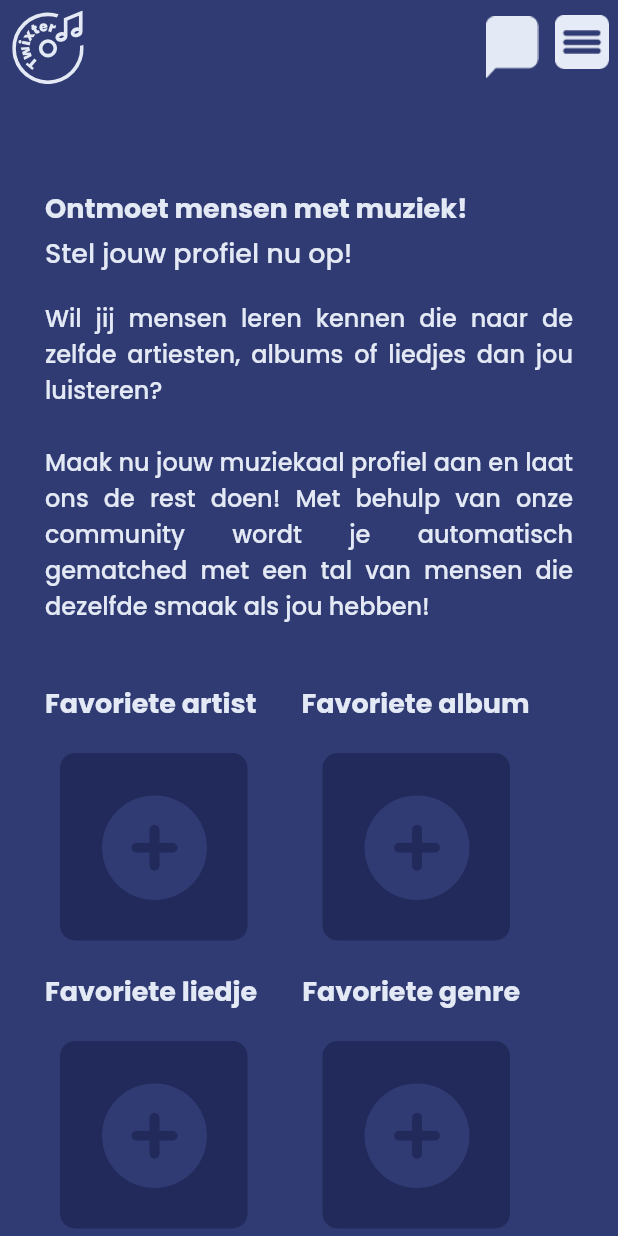
After one commit to MBSCM/twixter, a Flutter app: the SetProfilePage screen opened directly, on a phone screen of 412 x 824 dp. The commit adds this screen. Run offline on Flutter 3.47's test engine with Material 2 defaults, Android fonts, the phone set to English and light mode, and no system bars; our stand-ins replace email_validator, firebase_auth, firebase_core, flutter_svg, font_awesome_flutter, google_fonts and 1 more; accounts and stored records are empty.

Commit message:
feature: basics setup profile done

```diff
--- a/lib/home_page.dart
+++ b/lib/home_page.dart
@@ -6,6 +6,7 @@ import 'package:google_fonts/google_fonts.dart';
 import 'package:hexcolor/hexcolor.dart';
 import 'package:flutter_svg/flutter_svg.dart';
 import 'package:twixter/login_page.dart';
+import 'package:twixter/profile_setup_page.dart';
 
 
 class HomePage extends StatefulWidget {
@@ -124,7 +125,7 @@ class _HomePageState extends State<HomePage> {
                     Navigator.push(
                         context,
                         MaterialPageRoute(
-                            builder: (context) => const LoginPage()));
+                            builder: (context) => const SetProfilePage()));
                   },
                   icon: Image.asset('assets/images/twixter_next.png')),
             )
--- /dev/null
+++ b/lib/profile_setup_page.dart
@@ -0,0 +1,257 @@
+import 'package:firebase_auth/firebase_auth.dart';
+import 'package:flutter/material.dart';
+import 'package:flutter_svg/flutter_svg.dart';
+import 'package:font_awesome_flutter/font_awesome_flutter.dart';
+import 'package:google_fonts/google_fonts.dart';
+import 'package:hexcolor/hexcolor.dart';
+
+class SetProfilePage extends StatefulWidget {
+  const SetProfilePage({Key? key}) : super(key: key);
+
+  @override
+  State<SetProfilePage> createState() => _SetProfilePageState();
+}
+
+class _SetProfilePageState extends State<SetProfilePage> {
+  @override
+  Widget build(BuildContext context) {
+    var controller;
+    return Scaffold(
+        extendBodyBehindAppBar: true,
+        backgroundColor: HexColor('#313b73'),
+        appBar: AppBar(
+          backgroundColor: HexColor('#313b73'),
+          elevation: 0.0,
+          title: const Text(''),
+          centerTitle: true,
+          leading: Padding(
+            padding: const EdgeInsets.only(top: 7.0, left: 8),
+            child: SvgPicture.asset(
+              'assets/images/twixter_logo.svg',
+              color: HexColor('#E4EAF5'),
+            ),
+          ),
+          actions: [
+            IconButton(
+                padding: const EdgeInsets.only(top: 7, right: 5, left: 8),
+                icon: Image.asset('assets/images/twixter_dm.png'),
+                onPressed: () {
+                  Navigator.of(context).pop();
+                }),
+            IconButton(
+              padding: const EdgeInsets.all(6),
+              icon: Image.asset('assets/images/twixter_menu.png'),
+              onPressed: () => FirebaseAuth.instance.signOut(),
+            ),
+          ],
+        ),
+        body: SingleChildScrollView(
+          controller: controller,
+          child: Stack(
+            children: [
+              Padding(
+                padding: const EdgeInsets.only(top: 125.0, left: 30),
+                child: Text(
+                  'Ontmoet mensen met muziek!',
+                  style: GoogleFonts.poppins(
+                      textStyle: TextStyle(
+                          color: HexColor('#E4EAF5'),
+                          fontWeight: FontWeight.w700,
+                          fontSize: 18)),
+                ),
+              ),
+              Padding(
+                padding: const EdgeInsets.only(top: 155.0, left: 30),
+                child: Text(
+                  'Stel jouw profiel nu op!',
+                  style: GoogleFonts.poppins(
+                      textStyle: TextStyle(
+                          color: HexColor('#E4EAF5'),
+                          fontWeight: FontWeight.w500,
+                          fontSize: 18)),
+                ),
+              ),
+              Container(
+                padding: const EdgeInsets.only(top: 200.0, left: 30, right: 30),
+                child: Text(
+                  'Wil jij mensen leren kennen die naar de zelfde artiesten, albums of liedjes dan jou luisteren? \n\nMaak nu jouw muziekaal profiel aan en laat ons de rest doen! Met behulp van onze community wordt je automatisch gematched met een tal van mensen die dezelfde smaak als jou hebben!',
+                  style: GoogleFonts.poppins(
+                      textStyle: TextStyle(
+                          color: HexColor('#E4EAF5'),
+                          fontWeight: FontWeight.w500,
+                          fontSize: 16)),
+                  textAlign: TextAlign.justify,
+                ),
+              ),
+              Column(
+                children: [
+                  Row(
+                    children: [
+                      Padding(
+                          padding: const EdgeInsets.only(top: 455, left: 30),
+                          child: Text(
+                            'Favoriete artist',
+                            style: GoogleFonts.poppins(
+                              textStyle: TextStyle(
+                                  color: HexColor('#E4EAF5'),
+                                  fontWeight: FontWeight.w700,
+                                  fontSize: 18),
+                            ),
+                          )),
+                      Padding(
+                          padding: const EdgeInsets.only(top: 455, left: 30),
+                          child: Text(
+                            'Favoriete album',
+                            style: GoogleFonts.poppins(
+                              textStyle: TextStyle(
+                                  color: HexColor('#E4EAF5'),
+                                  fontWeight: FontWeight.w700,
+                                  fontSize: 18),
+                            ),
+                          )),
+                    ],
+                  ),
+                  Row(
+                    children: [
+                      GestureDetector(
+                        onTap: () {print('1');},
+                      child:Align(
+                        alignment: Alignment.centerLeft,
+                        child: Padding(
+                          padding: const EdgeInsets.only(top: 20, left: 40),
+                          child: Stack(children: [
+                            SizedBox(
+                                height: 125,
+                                width: 125,
+                                child: DecoratedBox(
+                                  decoration: BoxDecoration(
+                                      color: HexColor('#222A5B'),
+                                      borderRadius: BorderRadius.circular(10)),
+                                )),
+                            Padding(
+                              padding: const EdgeInsets.only(top: 28, left: 28),
+                              child: FaIcon(
+                                FontAwesomeIcons.circlePlus,
+                                size: 70,
+                                color: HexColor('#313b73'),
+                              ),
+                            ),
+                          ]),
+                        ),
+                      )),
+                      GestureDetector(
+                        onTap: () {print('2');},
+                      child:Padding(
+                        padding: const EdgeInsets.only(top: 20, left: 50),
+                        child: Stack(children: [
+                          SizedBox(
+                              height: 125,
+                              width: 125,
+                              child: DecoratedBox(
+                                decoration: BoxDecoration(
+                                    color: HexColor('#222A5B'),
+                                    borderRadius: BorderRadius.circular(10)),
+                              )),
+                          Padding(
+                            padding: const EdgeInsets.only(top: 28, left: 28),
+                            child: FaIcon(
+                              FontAwesomeIcons.circlePlus,
+                              size: 70,
+                              color: HexColor('#313b73'),
+                            ),
+                          ),
+                        ]),
+                      )),
+                    ],
+                  ),
+                  Row(
+                    children: [
+                      Align(
+                        alignment: Alignment.centerLeft,
+                        child: Padding(
+                            padding: const EdgeInsets.only(top: 20, left: 30),
+                            child: Text(
+                              'Favoriete liedje',
+                              style: GoogleFonts.poppins(
+                                textStyle: TextStyle(
+                                    color: HexColor('#E4EAF5'),
+                                    fontWeight: FontWeight.w700,
+                                    fontSize: 18),
+                              ),
+                            )),
+                      ),
+                      Padding(
+                          padding: const EdgeInsets.only(top: 20, left: 30),
+                          child: Text(
+                            'Favoriete genre',
+                            style: GoogleFonts.poppins(
+                              textStyle: TextStyle(
+                                  color: HexColor('#E4EAF5'),
+                                  fontWeight: FontWeight.w700,
+                                  fontSize: 18),
+                            ),
+                          )),
+                    ],
+                  ),
+                  Row(
+                    children: [
+                      GestureDetector(
+                        onTap: () {print('3');},
+                      child:Align(
+                        alignment: Alignment.centerLeft,
+                        child: Padding(
+                          padding: const EdgeInsets.only(top: 20, left: 40),
+                          child: Stack(children: [
+                            SizedBox(
+                                height: 125,
+                                width: 125,
+                                child: DecoratedBox(
+                                  decoration: BoxDecoration(
+                                      color: HexColor('#222A5B'),
+                                      borderRadius: BorderRadius.circular(10)),
+                                )),
+                            Padding(
+                              padding: const EdgeInsets.only(top: 28, left: 28),
+                              child: FaIcon(
+                                FontAwesomeIcons.circlePlus,
+                                size: 70,
+                                color: HexColor('#313b73'),
+                              ),
+                            ),
+                          ]),
+                        ),
+                      )),
+                      GestureDetector(
+                        onTap: () {print('4');},
+                        child: Padding(
+                          padding: const EdgeInsets.only(top: 20, left: 50),
+                          child: Stack(children: [
+                            SizedBox(
+                                height: 125,
+                                width: 125,
+                                child: DecoratedBox(
+                                  decoration: BoxDecoration(
+                                      color: HexColor('#222A5B'),
+                                      borderRadius: BorderRadius.circular(10)),
+                                )),
+                            Padding(
+                              padding: const EdgeInsets.only(top: 28, left: 28),
+                              child: FaIcon(
+                                FontAwesomeIcons.circlePlus,
+                                size: 70,
+                                color: HexColor('#313b73'),
+                              ),
+                            ),
+                          ]),
+                        ),
+                      ),
+                    ],
+                  ),
+                  const SizedBox(height: 50),
+                ],
+              )
+            ],
+          ),
+        ));
+  }
+}
```
